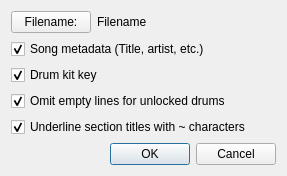
Above: src/GUI/asciiDialog.ui from Whatang/DrumBurp before the change. Below: the same form after it.
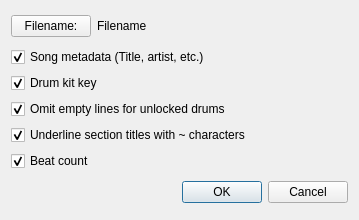
That is the form after the change.

Commit message: Option to omit counts from ASCII export.

```diff
--- a/src/GUI/asciiDialog.ui
+++ b/src/GUI/asciiDialog.ui
@@ -6,8 +6,8 @@
    <rect>
     <x>0</x>
     <y>0</y>
-    <width>287</width>
-    <height>168</height>
+    <width>359</width>
+    <height>220</height>
    </rect>
   </property>
   <property name="sizePolicy">
@@ -104,6 +104,16 @@
          </property>
         </widget>
        </item>
+       <item>
+        <widget class="QCheckBox" name="countCheck">
+         <property name="text">
+          <string>Beat count</string>
+         </property>
+         <property name="checked">
+          <bool>true</bool>
+         </property>
+        </widget>
+       </item>
       </layout>
      </item>
      <item>
```
The commit also changes 4 other files.
